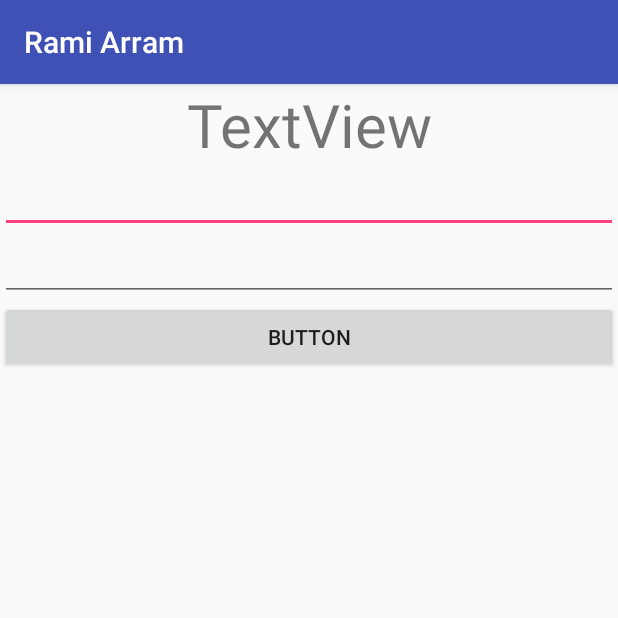
After one commit to SlimShadyE/RamiArramFinal, an Android app: the LoginActivity screen opened directly, with no data from a screen before it, on a phone screen of 412 x 824 dp, the top half of it. The commit adds this screen. Run offline under Robolectric (Android 15) with nearby library versions, the phone set to English and light mode, and no system bars.

Commit message:
loginsignup

```diff
--- a/app/src/main/AndroidManifest.xml
+++ b/app/src/main/AndroidManifest.xml
@@ -52,7 +52,9 @@
         <activity
             android:name=".MapsActivity"
             android:label="@string/title_activity_maps" />
-        <activity android:name=".userList"></activity>
+        <activity android:name=".userList" />
+        <activity android:name=".LoginActivity" />
+        <activity android:name=".SignUpActivity"></activity>
     </application>
 
 </manifest>
--- /dev/null
+++ b/app/src/main/java/com/example/user/ramiarram/LoginActivity.java
@@ -0,0 +1,26 @@
+package com.example.user.ramiarram;
+
+import android.support.v7.app.AppCompatActivity;
+import android.os.Bundle;
+import android.widget.Button;
+import android.widget.EditText;
+import android.widget.TextView;
+
+public class LoginActivity extends AppCompatActivity {
+
+    EditText etEmailL, etPassL;
+    TextView textView2;
+    Button btLg;
+    @Override
+    protected void onCreate(Bundle savedInstanceState) {
+        super.onCreate(savedInstanceState);
+        setContentView(R.layout.activity_login);
+        etEmailL =  (EditText) findViewById(R.id.etEmailL);
+        etPassL =  (EditText) findViewById(R.id.etPassL);
+        textView2 = (TextView) findViewById(R.id.textView2);
+        btLg =  (Button) findViewById(R.id.btLogin);
+
+
+
+    }
+}
--- /dev/null
+++ b/app/src/main/res/layout/activity_login.xml
@@ -0,0 +1,37 @@
+<?xml version="1.0" encoding="utf-8"?>
+<LinearLayout xmlns:android="http://schemas.android.com/apk/res/android"
+    xmlns:app="http://schemas.android.com/apk/res-auto"
+    xmlns:tools="http://schemas.android.com/tools"
+    android:layout_width="match_parent"
+    android:layout_height="match_parent"
+    tools:context=".LoginActivity"
+    android:orientation="vertical">
+
+    <TextView
+        android:id="@+id/textView2"
+        android:layout_width="match_parent"
+        android:layout_height="wrap_content"
+        android:text="TextView"
+        android:textAlignment="center"
+        android:textSize="40sp" />
+
+    <EditText
+        android:id="@+id/etEmailL"
+        android:layout_width="match_parent"
+        android:layout_height="wrap_content"
+        android:ems="10"
+        android:inputType="textEmailAddress" />
+
+    <EditText
+        android:id="@+id/etPassL"
+        android:layout_width="match_parent"
+        android:layout_height="wrap_content"
+        android:ems="10"
+        android:inputType="textPassword" />
+
+    <Button
+        android:id="@+id/btLogin"
+        android:layout_width="match_parent"
+        android:layout_height="wrap_content"
+        android:text="Button" />
+</LinearLayout>
--- a/app/src/main/res/values/strings.xml
+++ b/app/src/main/res/values/strings.xml
@@ -9,4 +9,5 @@
     <string name="title_activity_tabtab">TABTAB</string>
     <string name="title_activity_tabbed">TabbedActivity</string>
     <string name="title_activity_maps">Map</string>
+    <string name="textview">TextView</string>
 </resources>
```
Also changed, not shown: app/src/main/java/com/example/user/ramiarram/MainActivity.java (+5 -5 lines), app/src/main/java/com/example/user/ramiarram/SignUpActivity.java (added, +33 -0 lines), app/src/main/res/layout/activity_sign_up.xml (added, +52 -0 lines).
